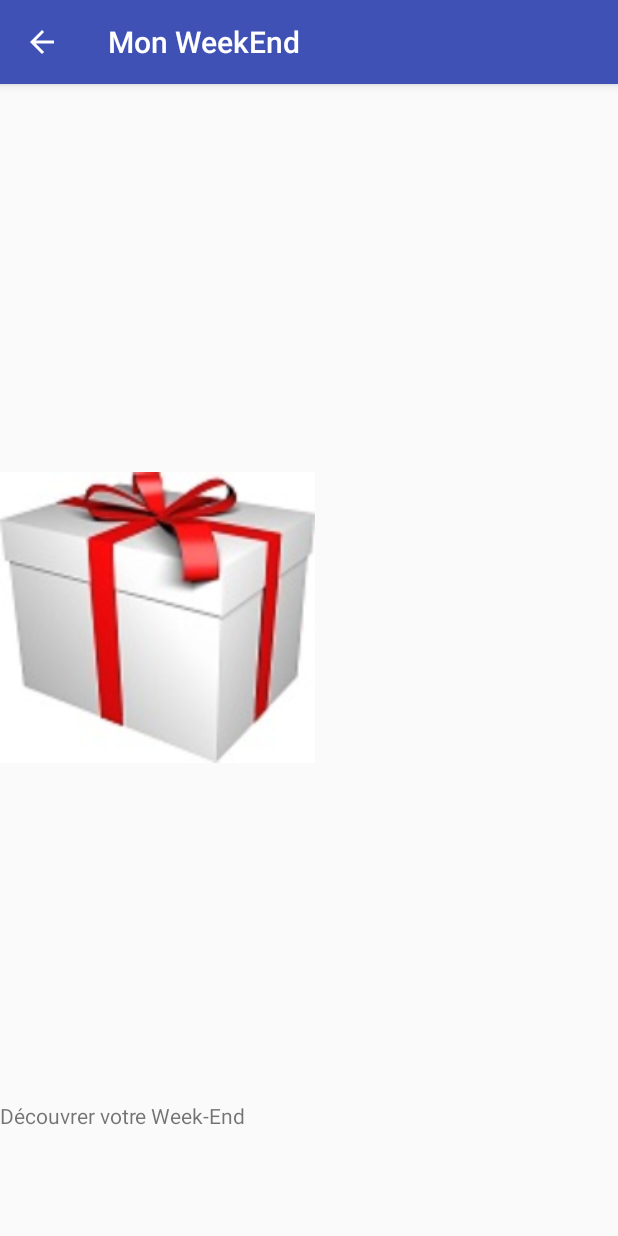
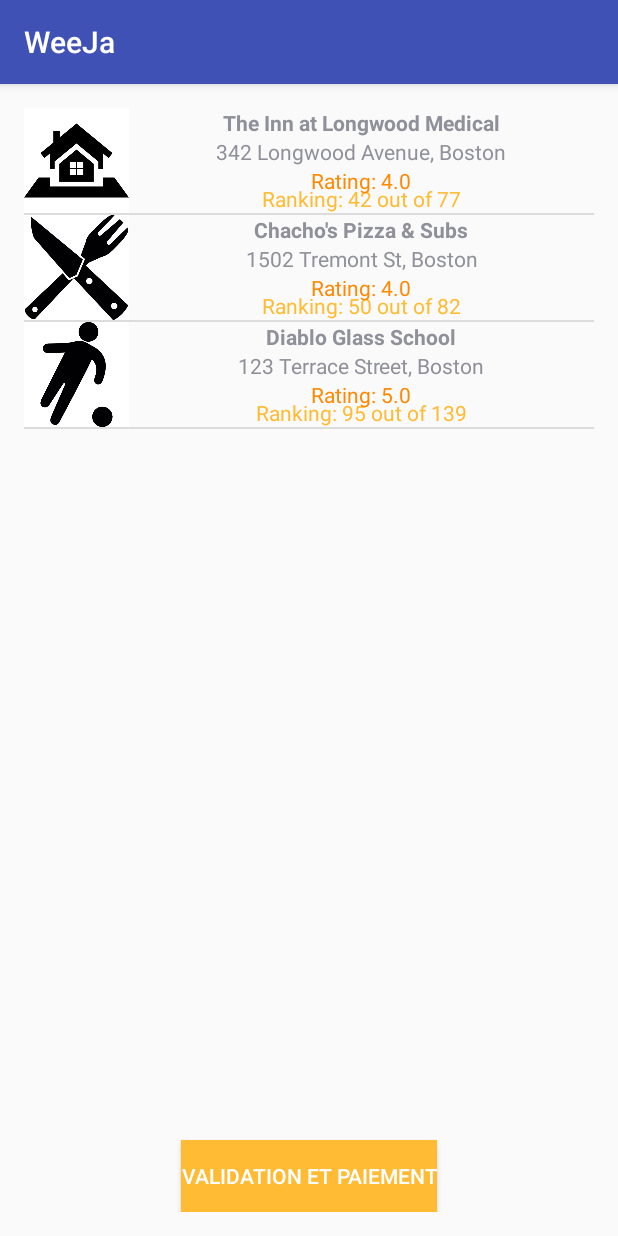
Before and after one commit to Miage-Paris-Ouest/WeeJa, an Android app: the WeekendActivity screen opened directly, with no data from a screen before it, after a tap on an icon or button, on a phone screen of 412 x 824 dp. Run offline under Robolectric (Android 15) with nearby library versions, the phone set to English and light mode, and no system bars.

Commit message:
Affichage du package générer
Utilisation de données tests pour l'instant
Parsing du JSON à venir

```diff
--- /dev/null
+++ b/app/src/main/java/projet/holo_holo/weeja/controller_view/PackageWeekend.java
@@ -0,0 +1,60 @@
+package projet.holo_holo.weeja.controller_view;
+
+import android.support.v7.app.AppCompatActivity;
+import android.os.Bundle;
+import android.widget.ListView;
+import android.widget.SimpleAdapter;
+
+import java.util.ArrayList;
+import java.util.HashMap;
+
+import projet.holo_holo.weeja.R;
+
+public class PackageWeekend extends AppCompatActivity {
+
+    @Override
+    protected void onCreate(Bundle savedInstanceState) {
+        super.onCreate(savedInstanceState);
+        setContentView(R.layout.activity_package_weekend);
+
+        ListView listePackage = (ListView) findViewById(R.id.listViewPackage);
+
+        ArrayList<HashMap<String, String>> listItem = new ArrayList<HashMap<String, String>>();
+
+        HashMap<String, String> map;
+
+        map = new HashMap<String, String>();
+
+        map.put("Nom", "The Inn at Longwood Medical");
+        map.put("Adresse", "342 Longwood Avenue, Boston");
+        map.put("Rating","Rating: 4.0");
+        map.put("Ranking","Ranking: 42 out of 77");
+        map.put("Image", String.valueOf(R.drawable.hotel));
+
+        listItem.add(map);
+
+        map = new HashMap<String, String>();
+        map.put("Nom", "Chacho's Pizza & Subs");
+        map.put("Adresse", "1502 Tremont St, Boston");
+        map.put("Rating","Rating: 4.0");
+        map.put("Ranking","Ranking: 50 out of 82");
+        map.put("Image", String.valueOf(R.drawable.restaurant));
+
+        listItem.add(map);
+
+        map = new HashMap<String, String>();
+        map.put("Nom", "Diablo Glass School");
+        map.put("Adresse", "123 Terrace Street, Boston");
+        map.put("Rating","Rating: 5.0");
+        map.put("Ranking","Ranking: 95 out of 139");
+        map.put("Image", String.valueOf(R.drawable.activite));
+
+        listItem.add(map);
+
+        SimpleAdapter mSchedule = new SimpleAdapter(this.getBaseContext(), listItem, R.layout.package_weekend_rows,
+                new String[] {"Nom", "Adresse", "Rating", "Ranking", "Image"}, new int[] {R.id.textViewNom, R.id.textViewAdresse, R.id.textViewRating, R.id.textViewRanking, R.id.imageViewPackage});
+
+
+        listePackage.setAdapter(mSchedule);
+    }
+}
--- /dev/null
+++ b/app/src/main/res/layout/activity_package_weekend.xml
@@ -0,0 +1,30 @@
+<?xml version="1.0" encoding="utf-8"?>
+<RelativeLayout xmlns:android="http://schemas.android.com/apk/res/android"
+    xmlns:tools="http://schemas.android.com/tools"
+    android:id="@+id/activity_package_weekend"
+    android:layout_width="match_parent"
+    android:layout_height="match_parent"
+    android:paddingBottom="@dimen/activity_vertical_margin"
+    android:paddingLeft="@dimen/activity_horizontal_margin"
+    android:paddingRight="@dimen/activity_horizontal_margin"
+    android:paddingTop="@dimen/activity_vertical_margin"
+    tools:context="projet.holo_holo.weeja.controller_view.PackageWeekend">
+
+    <ListView
+        android:layout_width="match_parent"
+        android:layout_height="350dp"
+        android:id="@+id/listViewPackage"
+        android:layout_alignParentTop="true"
+        android:layout_alignParentLeft="true"
+        android:layout_alignParentStart="true" />
+
+    <Button
+        android:text="Validation et Paiement"
+        android:layout_width="wrap_content"
+        android:layout_height="wrap_content"
+        android:id="@+id/buttonValidateWeekend"
+        android:layout_alignParentBottom="true"
+        android:layout_centerHorizontal="true"
+        android:textColor="@android:color/background_light"
+        android:background="@color/colorAccent" />
+</RelativeLayout>
--- a/app/src/main/res/layout/activity_weekend.xml
+++ b/app/src/main/res/layout/activity_weekend.xml
@@ -31,7 +31,7 @@
         android:src="@drawable/cadeau"/>
 
     <TextView
-        android:text="Découvrer votre Week-End"
+        android:text="Découvrez votre Week-End"
         android:layout_width="187dp"
         android:layout_height="90dp"
         android:layout_gravity="bottom"
--- /dev/null
+++ b/app/src/main/res/layout/package_weekend_rows.xml
@@ -0,0 +1,67 @@
+<?xml version="1.0" encoding="utf-8"?>
+<RelativeLayout xmlns:android="http://schemas.android.com/apk/res/android"
+    xmlns:app="http://schemas.android.com/apk/res-auto"
+    android:orientation="vertical" android:layout_width="match_parent"
+    android:layout_height="match_parent">
+
+    <TextView
+        android:text="TextView"
+        android:layout_width="wrap_content"
+        android:layout_height="wrap_content"
+        android:layout_below="@+id/textViewNom"
+        android:layout_toRightOf="@+id/imageViewPackage"
+        android:id="@+id/textViewAdresse"
+        android:layout_alignParentRight="true"
+        android:layout_alignParentEnd="true"
+        android:textAlignment="center" />
+
+    <ImageView
+        android:layout_width="70dp"
+        android:layout_height="70dp"
+        android:id="@+id/imageViewPackage"
+        android:layout_alignParentTop="true"
+        android:layout_alignParentLeft="true"
+        android:layout_alignParentStart="true" />
+
+    <TextView
+        android:text="TextView"
+        android:layout_width="match_parent"
+        android:layout_height="wrap_content"
+        android:id="@+id/textViewNom"
+        android:textStyle="normal|bold"
+        android:textAlignment="center"
+        android:textSize="14sp"
+        android:fontFamily="sans-serif"
+        android:layout_alignParentTop="true"
+        android:layout_alignParentRight="true"
+        android:layout_alignParentEnd="true"
+        android:layout_toRightOf="@+id/imageViewPackage"
+        android:layout_toEndOf="@+id/imageViewPackage" />
+
+    <TextView
+        android:text="TextView"
+        android:layout_width="wrap_content"
+        android:layout_height="wrap_content"
+        android:id="@+id/textViewRanking"
+        android:textColor="@color/colorAccent"
+        android:layout_alignBottom="@+id/imageViewPackage"
+        android:layout_alignParentRight="true"
+        android:layout_alignParentEnd="true"
+        android:layout_toRightOf="@+id/imageViewPackage"
+        android:layout_toEndOf="@+id/imageViewPackage"
+        android:textAlignment="center" />
+
+    <TextView
+        android:text="TextView"
+        android:layout_width="wrap_content"
+        android:layout_height="wrap_content"
+        android:id="@+id/textViewRating"
+        android:textColor="@android:color/holo_orange_dark"
+        android:layout_below="@+id/textViewAdresse"
+        android:layout_alignParentRight="true"
+        android:layout_alignParentEnd="true"
+        android:layout_toRightOf="@+id/imageViewPackage"
+        android:layout_toEndOf="@+id/imageViewPackage"
+        android:textAlignment="center" />
+
+</RelativeLayout>
```
Also changed, not shown: app/src/main/res/raw/activite.json (added, +75 -0 lines), 1 other file.
